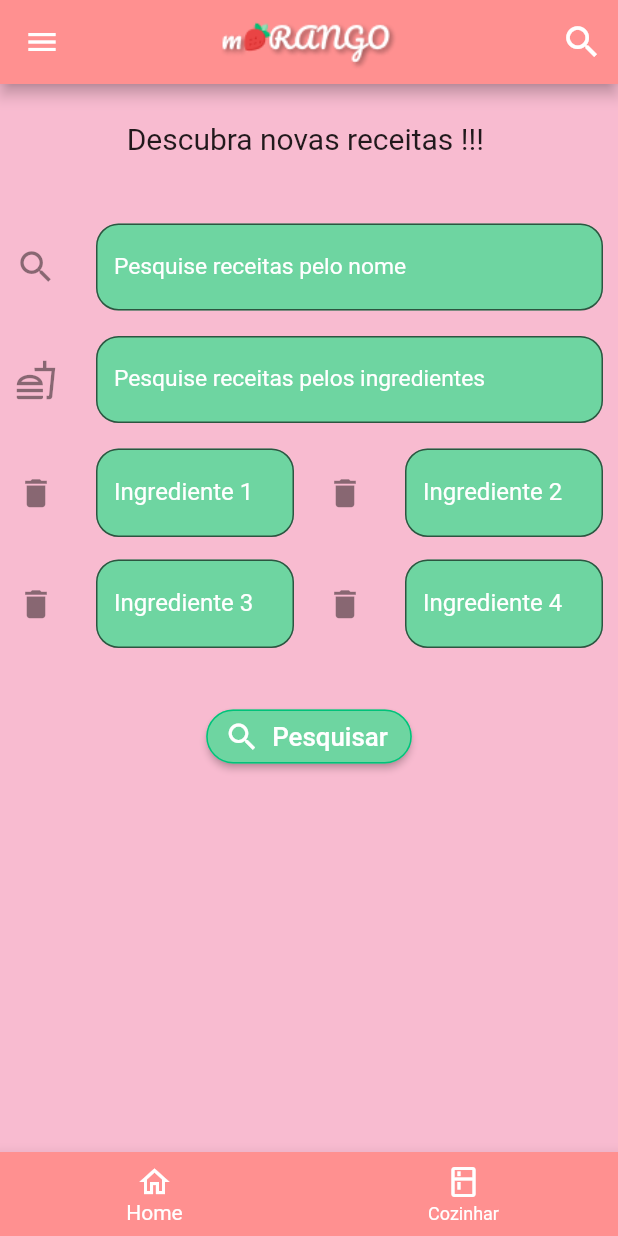
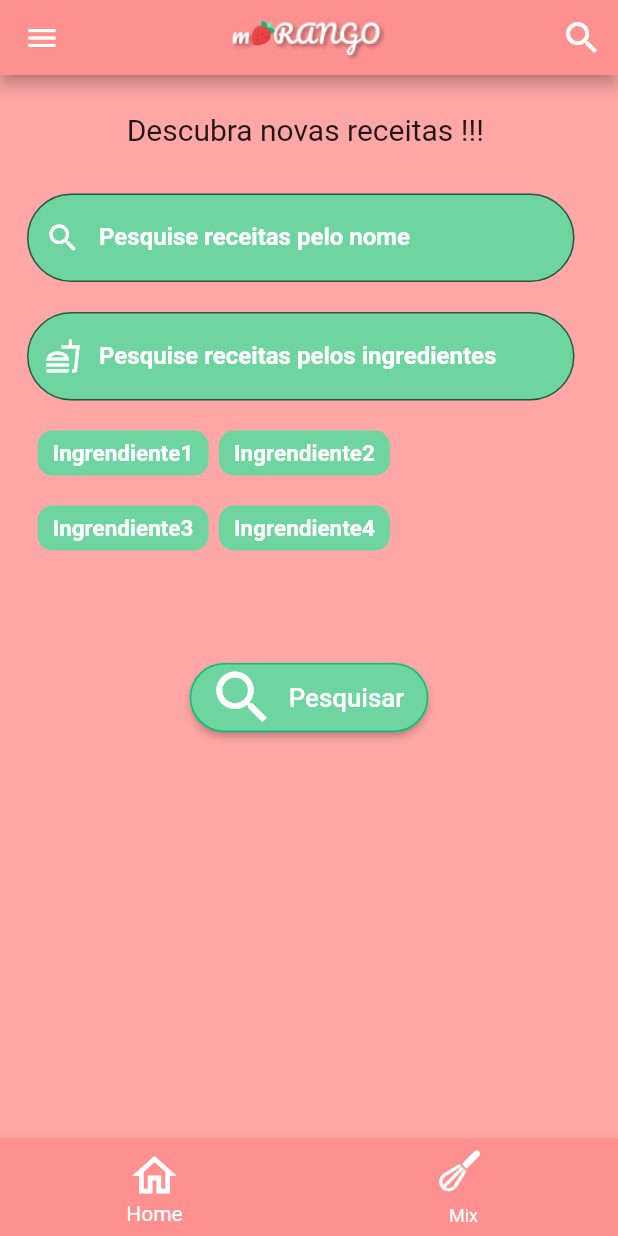
Before and after one commit to mateuzin/moRANGO-Flutter, a Flutter app: the SearchScreen screen opened directly, on a phone screen of 412 x 824 dp. Run offline on Flutter 3.47's test engine with Material 2 defaults, Android fonts, the phone set to English and light mode, and no system bars; our stand-ins replace material_design_icons_flutter; Roboto replaces fonts that are missing (Doppio One); statements that could not run were skipped.

Commit message:
2 telas marromenos feitas

```diff
--- a/lib/Screens/search_screen.dart
+++ b/lib/Screens/search_screen.dart
@@ -1,5 +1,8 @@
 import 'package:flutter/cupertino.dart';
 import 'package:flutter/material.dart';
+import 'package:morango_app/mix_icons.dart';
+import 'package:morango_app/widgets/app_bar.dart';
+import 'package:morango_app/widgets/custom_drawer.dart';
 
 class SearchScreen extends StatefulWidget {
   @override
@@ -12,18 +15,12 @@ class _SearchScreenState extends State<SearchScreen> {
   @override
   Widget build(BuildContext context) {
     return Scaffold(
-      appBar: AppBar(
-        backgroundColor: Color.fromRGBO(255, 144, 144, 1),
-        title: Image.asset("images/morango.appbar.png", height: 50, width: 119),
-        centerTitle: true,
-        actions: [
-          IconButton(icon: Icon(Icons.search), iconSize: 28.0, onPressed: () {})
-        ],
+      drawer: CustomDrawer(),
+      appBar: PreferredSize(
+        child: Appbar(),
+        preferredSize: Size.fromHeight(50),
       ),
-      backgroundColor: Colors.pink[100],
-      drawer: Drawer(
-        child: ListView(),
-      ),
+      backgroundColor: Color.fromRGBO(255, 166, 166, 1),
       body: SingleChildScrollView(
         child: Column(
           children: [
@@ -40,6 +37,32 @@ class _SearchScreenState extends State<SearchScreen> {
               ),
             ),
             Container(
+              padding: EdgeInsets.fromLTRB(18, 6, 29, 14),
+              child: TextField(
+                style: TextStyle(color: Colors.white),
+                cursorColor: Colors.white,
+                decoration: InputDecoration(
+                  prefixIcon: Icon(
+                    Icons.search,
+                    color: Colors.white,
+                  ),
+                  filled: true,
+                  fillColor: Color.fromRGBO(110, 213, 161, 1),
+                  labelText: "Pesquise receitas pelo nome",
+                  labelStyle: TextStyle(
+                    color: Colors.white,
+                    fontWeight: FontWeight.bold,
+                  ),
+                  border: OutlineInputBorder(
+                    borderRadius: BorderRadius.circular(30.0),
+                    borderSide: BorderSide(
+                      color: Color.fromRGBO(110, 213, 161, 1),
+                    ),
+                  ),
+                ),
+              ),
+            ),
+            /*Container(
               padding: EdgeInsets.fromLTRB(0, 20, 10, 7),
               child: TextFormField(
                 decoration: InputDecoration(
@@ -63,8 +86,34 @@ class _SearchScreenState extends State<SearchScreen> {
                   });
                 },
               ),
+            ),*/
+            Container(
+              padding: EdgeInsets.fromLTRB(18, 6, 29, 14),
+              child: TextField(
+                style: TextStyle(color: Colors.white),
+                cursorColor: Colors.white,
+                decoration: InputDecoration(
+                  prefixIcon: Icon(
+                    Icons.fastfood_outlined,
+                    color: Colors.white,
+                  ),
+                  filled: true,
+                  fillColor: Color.fromRGBO(110, 213, 161, 1),
+                  labelText: "Pesquise receitas pelos ingredientes",
+                  labelStyle: TextStyle(
+                    color: Colors.white,
+                    fontWeight: FontWeight.bold,
+                  ),
+                  border: OutlineInputBorder(
+                    borderRadius: BorderRadius.circular(30.0),
+                    borderSide: BorderSide(
+                      color: Color.fromRGBO(110, 213, 161, 1),
+                    ),
+                  ),
+                ),
+              ),
             ),
-            Container(
+            /*Container(
               padding: EdgeInsets.fromLTRB(0, 10, 10, 7),
               child: TextFormField(
                 decoration: InputDecoration(
@@ -89,8 +138,50 @@ class _SearchScreenState extends State<SearchScreen> {
                   });
                 },
               ),
+            ),*/
+            Container(
+              padding: EdgeInsets.fromLTRB(25, 6, 29, 14),
+              child: Row(
+                children: [
+                  Container(
+                    padding: EdgeInsets.only(top: 6),
+                    width: 114,
+                    height: 30,
+                    decoration: BoxDecoration(
+                        color: Color.fromRGBO(110, 213, 161, 1),
+                        borderRadius: BorderRadius.all(Radius.circular(10.0))),
+                    child: Text(
+                      "Ingrendiente1",
+                      textAlign: TextAlign.center,
+                      style: TextStyle(
+                          fontSize: 15,
+                          color: Colors.white,
+                          fontWeight: FontWeight.bold),
+                    ),
+                  ),
+                  Container(
+                    child: Text("  "),
+                  ), //só um espacin
+                  Container(
+                    padding: EdgeInsets.only(top: 6),
+                    width: 114,
+                    height: 30,
+                    decoration: BoxDecoration(
+                        color: Color.fromRGBO(110, 213, 161, 1),
+                        borderRadius: BorderRadius.all(Radius.circular(10.0))),
+                    child: Text(
+                      "Ingrendiente2",
+                      textAlign: TextAlign.center,
+                      style: TextStyle(
+                          fontSize: 15,
+                          color: Colors.white,
+                          fontWeight: FontWeight.bold),
+                    ),
+                  ),
+                ],
+              ),
             ),
-            Row(
+            /*Row(
               children: [
                 Expanded(
                   child: Container(
@@ -137,8 +228,8 @@ class _SearchScreenState extends State<SearchScreen> {
                   ),
                 ),
               ],
-            ),
-            Row(
+            ),*/
+            /*Row(
               children: [
                 Expanded(
                   child: Container(
@@ -185,13 +276,56 @@ class _SearchScreenState extends State<SearchScreen> {
                   ),
                 ),
               ],
+            ),*/
+            Container(
+              padding: EdgeInsets.fromLTRB(25, 6, 29, 14),
+              child: Row(
+                children: [
+                  Container(
+                    padding: EdgeInsets.only(top: 6),
+                    width: 114,
+                    height: 30,
+                    decoration: BoxDecoration(
+                        color: Color.fromRGBO(110, 213, 161, 1),
+                        borderRadius: BorderRadius.all(Radius.circular(10.0))),
+                    child: Text(
+                      "Ingrendiente3",
+                      textAlign: TextAlign.center,
+                      style: TextStyle(
+                          fontSize: 15,
+                          color: Colors.white,
+                          fontWeight: FontWeight.bold),
+                    ),
+                  ),
+                  Container(
+                    child: Text("  "),
+                  ), //só um espacin
+                  Container(
+                    padding: EdgeInsets.only(top: 6),
+                    width: 114,
+                    height: 30,
+                    decoration: BoxDecoration(
+                        color: Color.fromRGBO(110, 213, 161, 1),
+                        borderRadius: BorderRadius.all(Radius.circular(10.0))),
+                    child: Text(
+                      "Ingrendiente4",
+                      textAlign: TextAlign.center,
+                      style: TextStyle(
+                          fontSize: 15,
+                          color: Colors.white,
+                          fontWeight: FontWeight.bold),
+                    ),
+                  ),
+                ],
+              ),
             ),
             Container(
-              padding: EdgeInsets.fromLTRB(20, 25, 20, 7),
+              padding: EdgeInsets.fromLTRB(20, 60, 20, 7),
               child: RaisedButton.icon(
                 icon: Icon(
                   Icons.search,
                   color: Colors.white,
+                  size: 46,
                 ),
                 label: Text(
                   "Pesquisar",
@@ -200,7 +334,7 @@ class _SearchScreenState extends State<SearchScreen> {
                 color: Color.fromRGBO(110, 213, 161, 1),
                 onPressed: () {},
                 shape: RoundedRectangleBorder(
-                    borderRadius: BorderRadius.circular(18.0),
+                    borderRadius: BorderRadius.circular(25.0),
                     side: BorderSide(
                       color: Color.fromRGBO(0, 194, 122, 1),
                     )),
@@ -211,15 +345,20 @@ class _SearchScreenState extends State<SearchScreen> {
       ),
       bottomNavigationBar: BottomNavigationBar(
         backgroundColor: Color.fromRGBO(255, 144, 144, 1),
-        items: const <BottomNavigationBarItem>[
+        currentIndex: 0,
+        items: [
           BottomNavigationBarItem(
-            icon: Icon(Icons.home_outlined),
-            label: 'Home',
-          ),
+              icon: Icon(Icons.home_outlined, color: Colors.white, size: 35),
+              backgroundColor: Color.fromRGBO(255, 144, 144, 1),
+              title: Text("Home",
+                  style: TextStyle(color: Colors.white, fontSize: 0))),
           BottomNavigationBarItem(
-            icon: Icon(Icons.kitchen_outlined),
-            label: 'Cozinhar',
-          ),
+              icon: Icon(Mix.batedeira, color: Colors.white, size: 35),
+              backgroundColor: Color.fromRGBO(255, 144, 144, 1),
+              title: Text(
+                "Mix",
+                style: TextStyle(color: Colors.white, fontSize: 0),
+              )),
         ],
         fixedColor: Colors.white,
         unselectedItemColor: Colors.white,
```
Also changed, not shown: lib/Screens/signup_screen.dart (added, +210 -0 lines).
